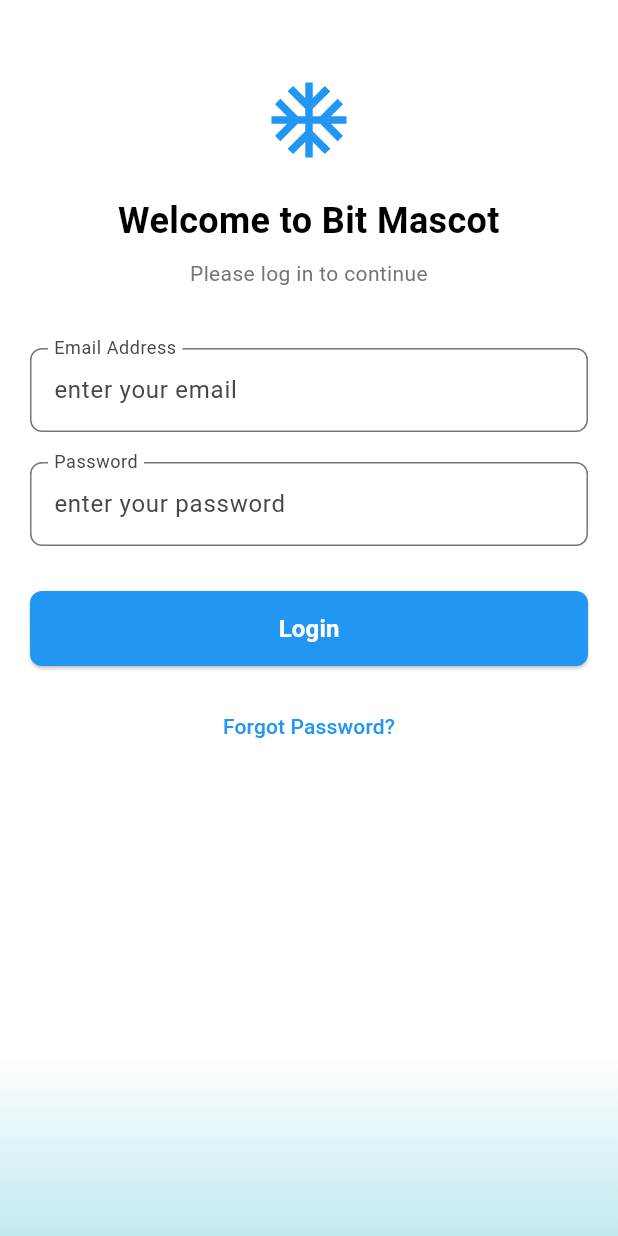
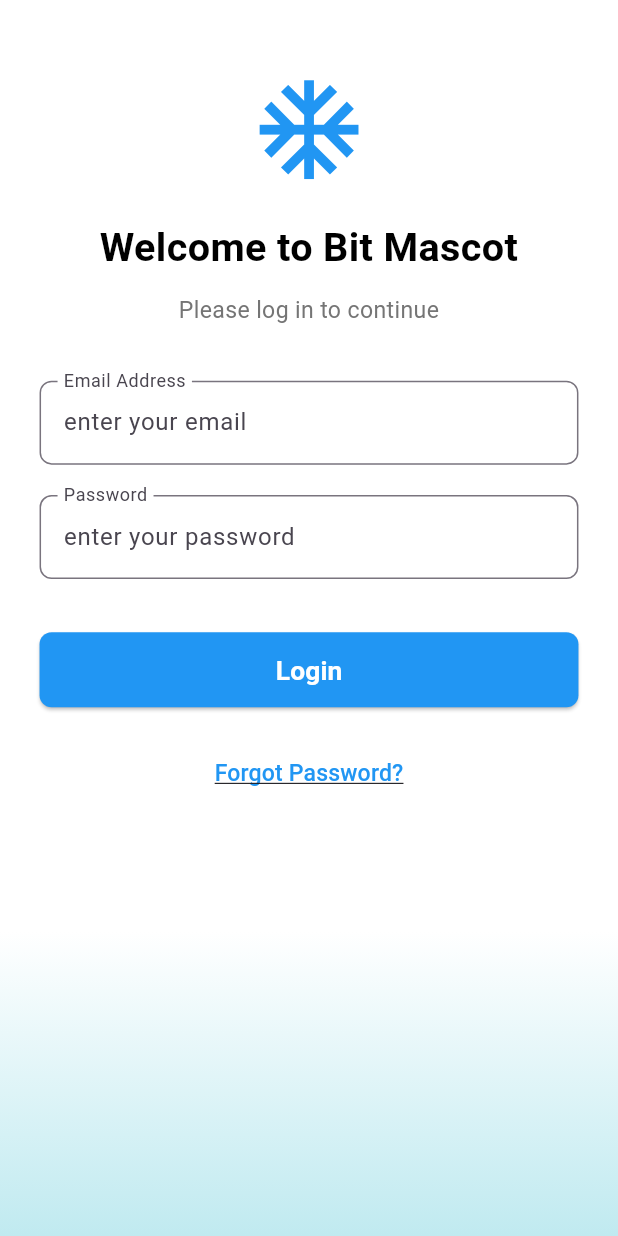
Before and after one commit to mdrislam/bit-mascot-assessment, a Flutter app: the screen it shows after launch, after a tap on "Forgot Password?", on a phone screen of 412 x 824 dp. Run offline on Flutter 3.47's test engine with Material 3 defaults, Android fonts, the phone set to English and light mode, and no system bars; our stand-ins replace get.

Commit message:
make responsive design configuration and apply on splash and login screen

```diff
--- /dev/null
+++ b/lib/core/theme/app_sizes.dart
@@ -0,0 +1,35 @@
+class AppSizes {
+  // Icon sizes
+  static const double logoIcon = 100;
+  static const double iconSmall = 24;
+  static const double iconMedium = 48;
+  static const double iconLarge = 72;
+  //Spacing constants
+  static const double spacingSmall = 12;
+  static const double spacingMedium = 20;
+  static const double spacingLarge = 35;
+
+  //Text sizes
+  static const double textSmall = 14;
+  static const double textMedium = 16;
+  static const double textLarge = 20;
+  static const double textExtraLarge = 24;
+  static const double textHeadline = 28;
+  static const double textExtraExtraLarge = 32;
+
+  // Border radius
+  static const double borderRadiusSmall = 4;
+  static const double borderRadiusMedium = 8;
+  static const double borderRadiusLarge = 16;
+
+  // Padding sizes
+  static const double paddingSmall = 8;
+  static const double paddingMedium = 16;
+  static const double paddingLarge = 24;
+
+  // Home Gradient Background
+  static const double homeGradientHeight = 200;
+
+  // Container sizes
+  static const double containerheight = 200;
+}
--- a/lib/core/theme/app_text_styles.dart
+++ b/lib/core/theme/app_text_styles.dart
@@ -1,51 +1,53 @@
 import 'package:bit_mascot_assessment/core/theme/app_colors.dart';
+import 'package:bit_mascot_assessment/core/theme/app_sizes.dart';
+import 'package:bit_mascot_assessment/core/utils/app_responsive_info.dart';
 import 'package:flutter/material.dart';
 
 class AppTextStyles {
   // Headlines
-  static const TextStyle headline1 = TextStyle(
-    fontSize: 32,
+  static TextStyle get headline1 => TextStyle(
+    fontSize: AppResponsiveInfo.sp(AppSizes.textExtraExtraLarge),
     fontWeight: FontWeight.bold,
     color: AppColors.textPrimary,
   );
 
-  static const TextStyle headline2 = TextStyle(
-    fontSize: 24,
+  static TextStyle get headline2 => TextStyle(
+    fontSize: AppResponsiveInfo.sp(AppSizes.textExtraLarge),
     fontWeight: FontWeight.bold,
     color: AppColors.textPrimary,
   );
 
   // Body Texts
-  static const TextStyle bodyLarge = TextStyle(
-    fontSize: 18,
+  static TextStyle get bodyLarge => TextStyle(
+    fontSize: AppResponsiveInfo.sp(AppSizes.textLarge),
     color: AppColors.textPrimary,
   );
 
-  static const TextStyle body = TextStyle(
-    fontSize: 16,
+  static TextStyle get body => TextStyle(
+    fontSize: AppResponsiveInfo.sp(AppSizes.textMedium),
     color: AppColors.textSecondary,
   );
 
-  static const TextStyle bodySmall = TextStyle(
-    fontSize: 14,
+  static TextStyle get bodySmall => TextStyle(
+    fontSize: AppResponsiveInfo.sp(AppSizes.textSmall),
     color: AppColors.textSecondary,
   );
 
-  // Form
-  static const TextStyle formLabel = TextStyle(
-    fontSize: 14,
+  // Form Labels & Hints
+  static TextStyle get formLabel => TextStyle(
+    fontSize: AppResponsiveInfo.sp(AppSizes.textSmall),
     color: AppColors.textPrimary,
     fontWeight: FontWeight.w500,
   );
 
-  static const TextStyle formHint = TextStyle(
-    fontSize: 14,
+  static TextStyle get formHint => TextStyle(
+    fontSize: AppResponsiveInfo.sp(AppSizes.textSmall),
     color: AppColors.textHint,
   );
 
   // Buttons
-  static const TextStyle button = TextStyle(
-    fontSize: 16,
+  static TextStyle get button => TextStyle(
+    fontSize: AppResponsiveInfo.sp(AppSizes.textMedium),
     fontWeight: FontWeight.bold,
     color: Colors.white,
   );
--- /dev/null
+++ b/lib/core/utils/app_responsive_info.dart
@@ -0,0 +1,97 @@
+// lib/core/utils/app_responsive_info.dart
+
+import 'package:bit_mascot_assessment/core/theme/app_sizes.dart';
+import 'package:flutter/material.dart';
+
+class AppResponsiveInfo {
+  static final AppResponsiveInfo _instance = AppResponsiveInfo._internal();
+
+  static late double screenWidth;
+  static late double screenHeight;
+  static late Orientation orientation;
+  static late EdgeInsets safePadding;
+
+  AppResponsiveInfo._internal();
+
+  factory AppResponsiveInfo.of(BuildContext context) {
+    final mq = MediaQuery.of(context);
+    screenWidth = mq.size.width;
+    screenHeight = mq.size.height;
+    orientation = mq.orientation;
+    safePadding = mq.padding;
+    return _instance;
+  }
+
+  // Orientation helpers
+  bool get isPortrait => orientation == Orientation.portrait;
+  bool get isLandscape => orientation == Orientation.landscape;
+
+  // Device type helpers
+  bool get isMobile => screenWidth < 600;
+  bool get isTablet => screenWidth >= 600 && screenWidth < 1024;
+  bool get isDesktop => screenWidth >= 1024;
+
+  // Scaling helpers (base size: 375x812)
+  static double w(double inputWidth) => (inputWidth / 375.0) * screenWidth;
+  static double h(double inputHeight) => (inputHeight / 812.0) * screenHeight;
+  static double sp(double fontSize) => w(fontSize);
+  static double icon(double size) => w(size);
+
+  // Padding helpers
+  static EdgeInsets paddingAll(double size) => EdgeInsets.all(w(size));
+  static EdgeInsets paddingSymmetric({
+    double horizontal = 0,
+    double vertical = 0,
+  }) => EdgeInsets.symmetric(horizontal: w(horizontal), vertical: h(vertical));
+  static EdgeInsets paddingOnly({
+    double left = 0,
+    double top = 0,
+    double right = 0,
+    double bottom = 0,
+  }) => EdgeInsets.only(
+    left: w(left),
+    top: h(top),
+    right: w(right),
+    bottom: h(bottom),
+  );
+
+  // Margin (same methods)
+  static EdgeInsets marginAll(double size) => paddingAll(size);
+  static EdgeInsets marginSymmetric({
+    double horizontal = 0,
+    double vertical = 0,
+  }) => paddingSymmetric(horizontal: horizontal, vertical: vertical);
+  static EdgeInsets marginOnly({
+    double left = 0,
+    double top = 0,
+    double right = 0,
+    double bottom = 0,
+  }) => paddingOnly(left: left, top: top, right: right, bottom: bottom);
+
+  // Border radius
+  static BorderRadius borderRadiusAll(double radius) =>
+      BorderRadius.circular(w(radius));
+  static BorderRadius borderRadiusOnly({
+    double topLeft = 0,
+    double topRight = 0,
+    double bottomLeft = 0,
+    double bottomRight = 0,
+  }) => BorderRadius.only(
+    topLeft: Radius.circular(w(topLeft)),
+    topRight: Radius.circular(w(topRight)),
+    bottomLeft: Radius.circular(w(bottomLeft)),
+    bottomRight: Radius.circular(w(bottomRight)),
+  );
+
+  // Safe area
+  EdgeInsets get safeAreaPadding => safePadding;
+  static double get safeTop => safePadding.top;
+  static double get safeBottom => safePadding.bottom;
+  static double get safeLeft => safePadding.left;
+  static double get safeRight => safePadding.right;
+
+  // Example spacings
+  static double get spacingSmall => h(AppSizes.spacingSmall);
+  static double get spacingMedium => h(AppSizes.spacingMedium);
+  static double get spacingLarge => h(AppSizes.spacingLarge);
+}
--- a/lib/core/utils/size_config.dart
+++ /dev/null
@@ -1,25 +0,0 @@
-
-import 'package:flutter/material.dart';
-
-class SizeConfig {
-  static late MediaQueryData _mediaQueryData;
-  static late double screenWidth;
-  static late double screenHeight;
-  static late Orientation orientation;
-
-  static void init(BuildContext context) {
-    _mediaQueryData = MediaQuery.of(context);
-    screenWidth = _mediaQueryData.size.width;
-    screenHeight = _mediaQueryData.size.height;
-    orientation = _mediaQueryData.orientation;
-  }
-
-  /// Scale width based on 375 base (iPhone 11 Pro)
-  static double w(double inputWidth) => (inputWidth / 375.0) * screenWidth;
-
-  /// Scale height based on 812 base (iPhone 11 Pro)
-  static double h(double inputHeight) => (inputHeight / 812.0) * screenHeight;
-
-  /// Scale font based on width
-  static double sp(double fontSize) => w(fontSize);
-}
--- /dev/null
+++ b/lib/core/widgets/app_responsive_builder.dart
@@ -0,0 +1,17 @@
+// lib/core/widgets/responsive_builder.dart
+
+import 'package:bit_mascot_assessment/core/utils/app_responsive_info.dart';
+import 'package:flutter/material.dart';
+
+class AppResponsiveBuilder extends StatelessWidget {
+  final Widget Function(BuildContext context, AppResponsiveInfo info) builder;
+
+  const AppResponsiveBuilder({super.key, required this.builder});
+
+  @override
+  Widget build(BuildContext context) {
+    final info = AppResponsiveInfo.of(context);
+
+    return builder(context, info);
+  }
+}
--- a/lib/features/login/views/login_screen.dart
+++ b/lib/features/login/views/login_screen.dart
@@ -1,6 +1,8 @@
 import 'package:bit_mascot_assessment/core/constants/app_strings.dart';
 import 'package:bit_mascot_assessment/core/theme/app_colors.dart';
+import 'package:bit_mascot_assessment/core/theme/app_sizes.dart';
 import 'package:bit_mascot_assessment/core/theme/app_text_styles.dart';
+import 'package:bit_mascot_assessment/core/utils/app_responsive_info.dart';
 import 'package:bit_mascot_assessment/core/utils/app_validators.dart';
 import 'package:bit_mascot_assessment/features/login/controllers/login_controller.dart';
 import 'package:bit_mascot_assessment/global_widgets/app_submit_button.dart'
@@ -14,6 +16,7 @@ class LoginScreen extends GetView<LoginController> {
 
   @override
   Widget build(BuildContext context) {
+    AppResponsiveInfo.of(context);
     return Scaffold(
       resizeToAvoidBottomInset: true,
       body: SafeArea(
@@ -25,7 +28,7 @@ class LoginScreen extends GetView<LoginController> {
               left: 0,
               right: 0,
               child: Container(
-                height: 120,
+                height: AppResponsiveInfo.h(AppSizes.homeGradientHeight),
                 decoration: const BoxDecoration(
                   gradient: LinearGradient(
                     colors: [Colors.white, Color(0xFFC0EAF0)],
@@ -40,29 +43,33 @@ class LoginScreen extends GetView<LoginController> {
             Form(
               key: controller.formKey,
               child: ListView(
-                padding: const EdgeInsets.all(20),
+                padding: AppResponsiveInfo.paddingAll(AppSizes.paddingLarge),
                 physics: const BouncingScrollPhysics(),
                 children: [
-                  const SizedBox(height: 30),
+                  SizedBox(height: AppResponsiveInfo.spacingMedium),
 
                   // App Logo
-                  Icon(Icons.ac_unit, size: 60, color: AppColors.primary),
+                  Icon(
+                    Icons.ac_unit,
+                    size: AppResponsiveInfo.icon(AppSizes.iconLarge),
+                    color: AppColors.primary,
+                  ),
 
-                  const SizedBox(height: 20),
+                  SizedBox(height: AppResponsiveInfo.spacingMedium),
 
-                  const Text(
+                  Text(
                     AppStrings.loginTitle,
                     style: AppTextStyles.headline2,
                     textAlign: TextAlign.center,
                   ),
-                  const SizedBox(height: 8),
-                  const Text(
+                  SizedBox(height: AppResponsiveInfo.spacingSmall),
+                  Text(
                     AppStrings.loginDescription,
                     style: AppTextStyles.bodySmall,
                     textAlign: TextAlign.center,
                   ),
 
-                  const SizedBox(height: 40),
+                  SizedBox(height: AppResponsiveInfo.spacingLarge),
 
                   // Email Field (uses custom AppTextField)
                   AppTextfield(
@@ -73,7 +80,7 @@ class LoginScreen extends GetView<LoginController> {
                     validator: (value) => AppValidators.validateEmail(value),
                   ),
 
-                  const SizedBox(height: 20),
+                  SizedBox(height: AppResponsiveInfo.spacingMedium),
 
                   // Password Field (uses custom AppTextField)
                   AppTextfield(
@@ -84,7 +91,7 @@ class LoginScreen extends GetView<LoginController> {
                     validator: (value) => AppValidators.validatePassword(value),
                   ),
 
-                  const SizedBox(height: 30),
+                  SizedBox(height: AppResponsiveInfo.spacingLarge),
 
                   // Login Button
                   Obx(
@@ -95,14 +102,17 @@ class LoginScreen extends GetView<LoginController> {
                     ),
                   ),
 
-                  const SizedBox(height: 16),
+                  SizedBox(height: AppResponsiveInfo.spacingMedium),
 
                   // Forgot Password Link
                   TextButton(
                     onPressed: controller.forgotPassword,
-                    child: const Text(
-                      'Forgot Password?',
-                      style: TextStyle(color: Colors.blue),
+                    child: Text(
+                      AppStrings.forgotpassword,
+                      style: AppTextStyles.bodySmall.copyWith(
+                        color: AppColors.primary,
+                        decoration: TextDecoration.underline,
+                      ),
                     ),
                   ),
                 ],
--- /dev/null
+++ b/lib/features/splash/views/components/splash_content.dart
@@ -0,0 +1,25 @@
+import 'package:bit_mascot_assessment/core/constants/app_strings.dart';
+import 'package:bit_mascot_assessment/core/theme/app_text_styles.dart';
+import 'package:bit_mascot_assessment/core/utils/app_responsive_info.dart';
+import 'package:flutter/material.dart';
+
+class MyWidget extends StatelessWidget {
+  const MyWidget({super.key, required this.opacity});
+  final Animation<double> opacity;
+  @override
+  Widget build(BuildContext context) {
+    return Center(
+      child: FadeTransition(
+        opacity: opacity,
+        child: Column(
+          mainAxisAlignment: MainAxisAlignment.center,
+          children: [
+            FlutterLogo(size: AppResponsiveInfo.icon(20)), // Responsive logo
+            SizedBox(height: AppResponsiveInfo.h(20)),
+            Text(AppStrings.appName, style: AppTextStyles.headline1),
+          ],
+        ),
+      ),
+    );
+  }
+}
--- a/lib/features/splash/views/splash_screen.dart
+++ b/lib/features/splash/views/splash_screen.dart
@@ -1,4 +1,7 @@
+import 'package:bit_mascot_assessment/core/constants/app_strings.dart';
+import 'package:bit_mascot_assessment/core/theme/app_sizes.dart';
 import 'package:bit_mascot_assessment/core/theme/app_text_styles.dart';
+import 'package:bit_mascot_assessment/core/utils/app_responsive_info.dart';
 import 'package:flutter/material.dart';
 import 'package:get/get.dart';
 import '../controllers/splash_controller.dart';
@@ -8,16 +11,17 @@ class SplashScreen extends GetView<SplashController> {
 
   @override
   Widget build(BuildContext context) {
+    AppResponsiveInfo.of(context);
     return Scaffold(
       body: Center(
         child: FadeTransition(
           opacity: controller.fadeAnimation,
           child: Column(
             mainAxisAlignment: MainAxisAlignment.center,
-            children: const [
-              FlutterLogo(size: 100),
-              SizedBox(height: 20),
-              Text('Bit Mascot', style: AppTextStyles.headline1),
+            children: [
+              FlutterLogo(size: AppResponsiveInfo.icon(AppSizes.logoIcon)),
+              SizedBox(height: AppResponsiveInfo.spacingSmall),
+              Text(AppStrings.appName, style: AppTextStyles.headline1),
             ],
           ),
         ),
--- a/lib/main.dart
+++ b/lib/main.dart
@@ -1,6 +1,7 @@
 import 'package:bit_mascot_assessment/core/constants/app_strings.dart';
 import 'package:bit_mascot_assessment/core/routes/app_routes.dart';
 import 'package:bit_mascot_assessment/core/theme/app_colors.dart';
+
 import 'package:flutter/material.dart';
 import 'package:get/get.dart';
 import 'core/routes/app_pages.dart';
```
